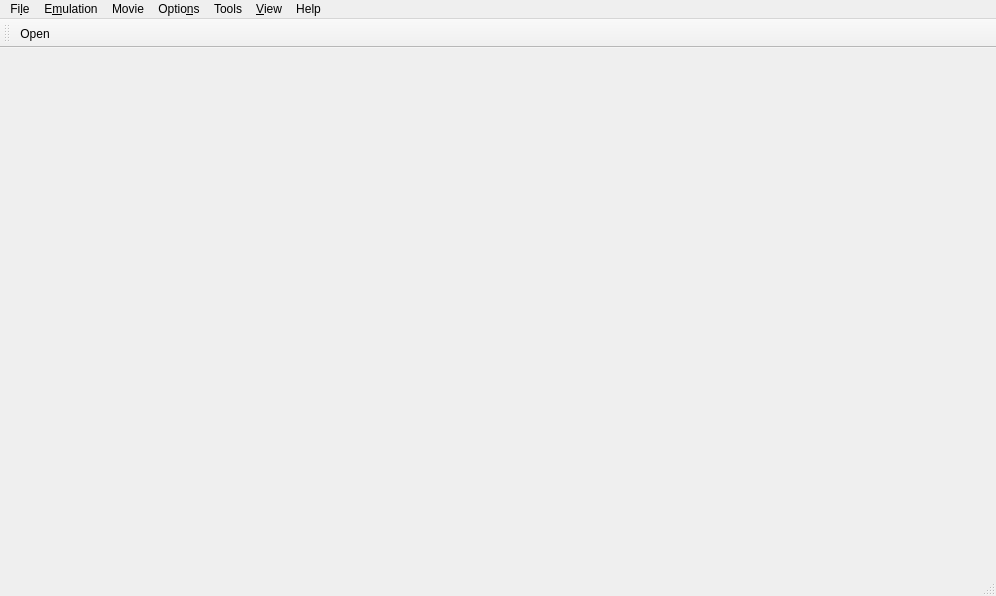
Old version of the form Source/Core/DolphinQt/MainWindow.ui in the repository Tinob/Ishiiruka.
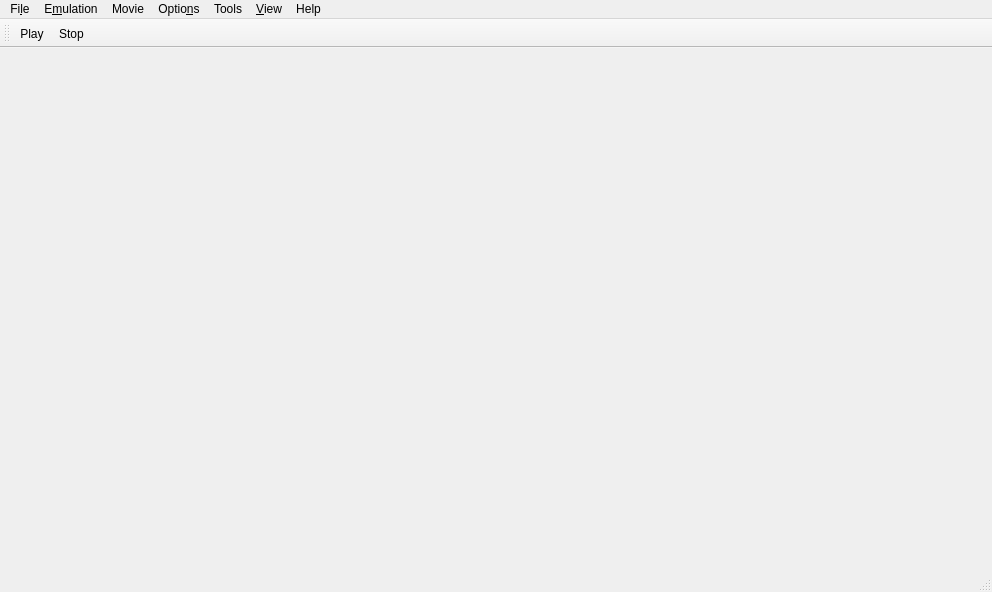
New version of the form.

Patch:
```diff
--- a/Source/Core/DolphinQt/MainWindow.ui
+++ b/Source/Core/DolphinQt/MainWindow.ui
@@ -6,8 +6,8 @@
    <rect>
     <x>0</x>
     <y>0</y>
-    <width>996</width>
-    <height>596</height>
+    <width>992</width>
+    <height>592</height>
    </rect>
   </property>
   <property name="windowTitle">
@@ -31,7 +31,7 @@
     <rect>
      <x>0</x>
      <y>0</y>
-     <width>996</width>
+     <width>992</width>
      <height>21</height>
     </rect>
    </property>
@@ -95,7 +95,8 @@
    <attribute name="toolBarBreak">
     <bool>false</bool>
    </attribute>
-   <addaction name="actOpen"/>
+   <addaction name="actionPlay"/>
+   <addaction name="actionStop"/>
   </widget>
   <action name="actWebsite">
    <property name="text">
@@ -119,10 +120,36 @@
   </action>
   <action name="actOpen">
    <property name="text">
-    <string>Open</string>
+    <string>&amp;Open...</string>
    </property>
    <property name="toolTip">
     <string>Open file...</string>
+   </property>
+   <property name="shortcut">
+    <string>Ctrl+O</string>
+   </property>
+  </action>
+  <action name="actionSystemInfo">
+   <property name="text">
+    <string>&amp;System Information</string>
+   </property>
+  </action>
+  <action name="actionPlay">
+   <property name="text">
+    <string>Play</string>
+   </property>
+  </action>
+  <action name="actionStop">
+   <property name="text">
+    <string>Stop</string>
+   </property>
+  </action>
+  <action name="actionAboutQt">
+   <property name="text">
+    <string>About Qt</string>
+   </property>
+   <property name="menuRole">
+    <enum>QAction::AboutQtRole</enum>
    </property>
   </action>
  </widget>
```
Left out of the diff: 29 changed lines with no effect on the pictures.
